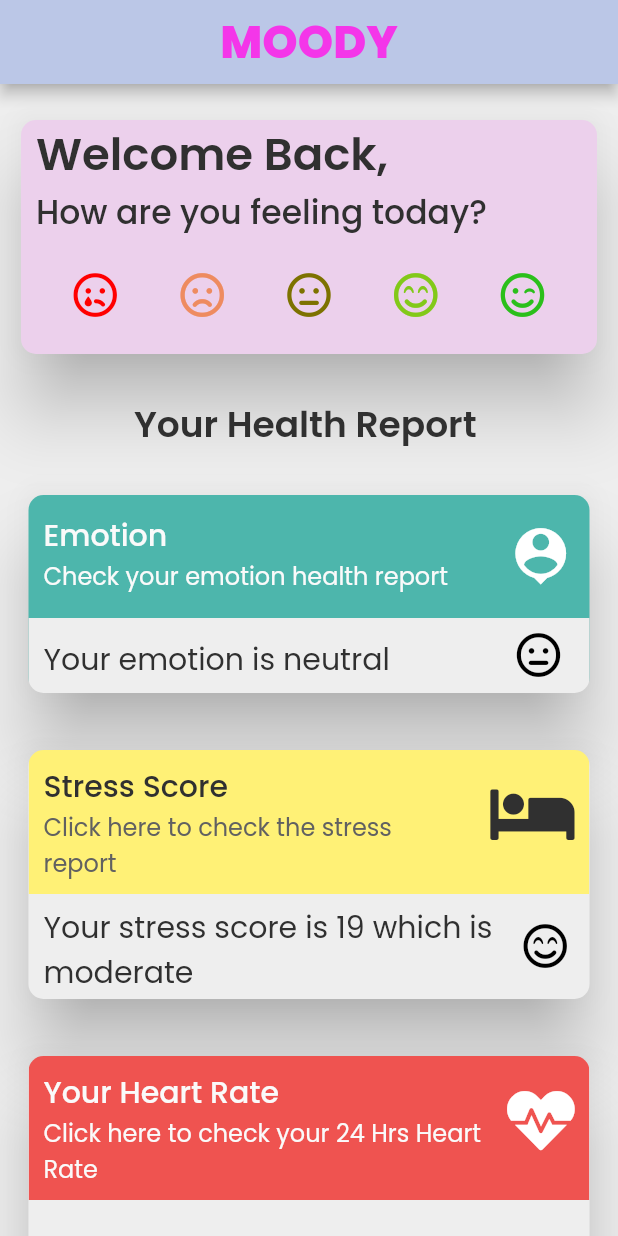
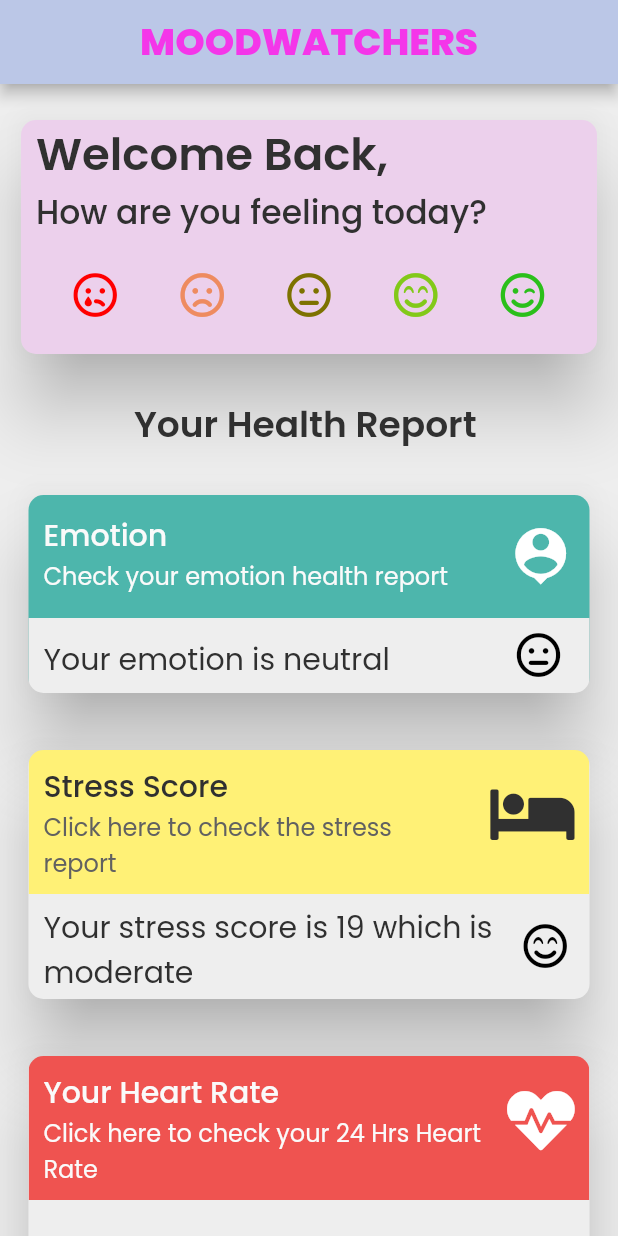
Before and after one commit to alekhaya99/HoSehBo-MoodWatchers_SCDFxIBM, a Flutter app: the screen it shows after launch, after a tap on "Login", on a phone screen of 412 x 824 dp. Run offline on Flutter 3.47's test engine with Material 2 defaults, Android fonts, the light colour scheme and no system bars; our stand-ins replace auto_size_text, font_awesome_flutter, google_fonts, page_transition; network calls fail.

Commit message:
last update

```diff
--- a/lib/b_p_rate/b_p_rate_widget.dart
+++ b/lib/b_p_rate/b_p_rate_widget.dart
@@ -68,9 +68,9 @@ class _BPRateWidgetState extends State<BPRateWidget> {
                                   context,
                                   PageTransition(
                                     type: PageTransitionType.fade,
-                                    duration: Duration(milliseconds: 2000),
+                                    duration: Duration(milliseconds: 500),
                                     reverseDuration:
-                                        Duration(milliseconds: 2000),
+                                        Duration(milliseconds: 500),
                                     child: ChatWidget(),
                                   ),
                                 );
--- a/lib/heart_rate/heart_rate_widget.dart
+++ b/lib/heart_rate/heart_rate_widget.dart
@@ -67,8 +67,8 @@ class _HeartRateWidgetState extends State<HeartRateWidget> {
                                 context,
                                 PageTransition(
                                   type: PageTransitionType.fade,
-                                  duration: Duration(milliseconds: 2000),
-                                  reverseDuration: Duration(milliseconds: 2000),
+                                  duration: Duration(milliseconds: 500),
+                                  reverseDuration: Duration(milliseconds: 500),
                                   child: ChatWidget(),
                                 ),
                               );
--- a/lib/home_page/home_page_widget.dart
+++ b/lib/home_page/home_page_widget.dart
@@ -26,11 +26,11 @@ class _HomePageWidgetState extends State<HomePageWidget> {
         backgroundColor: Color(0xFFBBC7E7),
         automaticallyImplyLeading: false,
         title: Text(
-          'MOODY',
+          'MOODWATCHERS',
           style: FlutterFlowTheme.title1.override(
             fontFamily: 'Poppins',
             color: Color(0xFFF436E9),
-            fontSize: 30,
+            fontSize: 25,
             fontWeight: FontWeight.w800,
           ),
         ),
--- a/lib/login/login_widget.dart
+++ b/lib/login/login_widget.dart
@@ -69,7 +69,7 @@ class _LoginWidgetState extends State<LoginWidget> {
                       style: FlutterFlowTheme.title1.override(
                         fontFamily: 'Poppins',
                         color: FlutterFlowTheme.primaryColor,
-                        fontSize: 45,
+                        fontSize: 35,
                       ),
                     ),
                     Text(
@@ -77,7 +77,7 @@ class _LoginWidgetState extends State<LoginWidget> {
                       style: FlutterFlowTheme.title1.override(
                         fontFamily: 'Poppins',
                         color: FlutterFlowTheme.tertiaryColor,
-                        fontSize: 45,
+                        fontSize: 35,
                       ),
                     ),
                     Text(
@@ -85,7 +85,7 @@ class _LoginWidgetState extends State<LoginWidget> {
                       style: FlutterFlowTheme.title1.override(
                         fontFamily: 'Poppins',
                         color: FlutterFlowTheme.tertiaryColor,
-                        fontSize: 45,
+                        fontSize: 35,
                       ),
                     ),
                     Text(
@@ -93,15 +93,16 @@ class _LoginWidgetState extends State<LoginWidget> {
                       style: FlutterFlowTheme.title1.override(
                         fontFamily: 'Poppins',
                         color: Color(0xFFFF0004),
-                        fontSize: 45,
+                        fontSize: 35,
                       ),
                     ),
                     Text(
-                      'Y',
+                      'WATCHERS',
                       style: FlutterFlowTheme.title1.override(
-                        fontFamily: 'Poppins',
+                        fontFamily: 'Charm',
                         color: Color(0xFFFFF700),
-                        fontSize: 45,
+                        fontSize: 35,
+                        fontStyle: FontStyle.italic,
                       ),
                     )
                   ],
--- a/lib/main.dart
+++ b/lib/main.dart
@@ -11,7 +11,7 @@ class MyApp extends StatelessWidget {
   Widget build(BuildContext context) {
     return MaterialApp(
       debugShowCheckedModeBanner: false,
-      title: 'moody',
+      title: 'moodwatchers',
       theme: ThemeData(primarySwatch: Colors.blue),
       home: LoginWidget()
     );
--- a/lib/mental_health/mental_health_widget.dart
+++ b/lib/mental_health/mental_health_widget.dart
@@ -67,8 +67,8 @@ class _MentalHealthWidgetState extends State<MentalHealthWidget> {
                                 context,
                                 PageTransition(
                                   type: PageTransitionType.fade,
-                                  duration: Duration(milliseconds: 2000),
-                                  reverseDuration: Duration(milliseconds: 2000),
+                                  duration: Duration(milliseconds: 500),
+                                  reverseDuration: Duration(milliseconds: 500),
                                   child: ChatWidget(),
                                 ),
                               );
```
Also changed, not shown: 2 other files.
